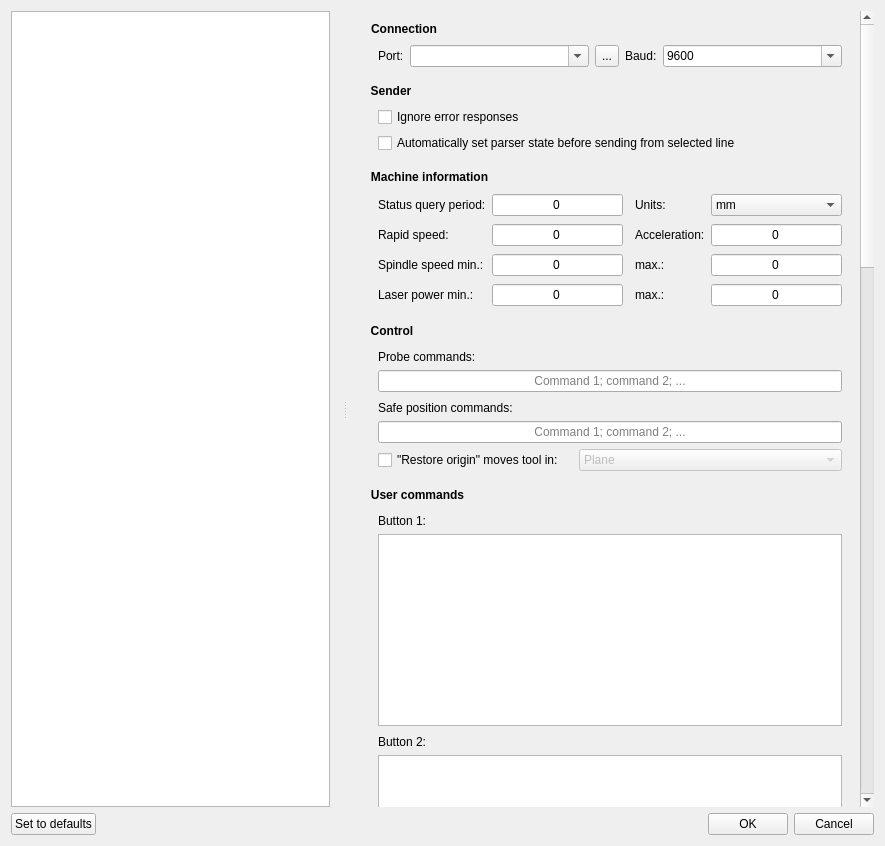
This is src/frmsettings.ui in Denvi/Candle as Qt 5 draws it before an edit. The edited form follows.
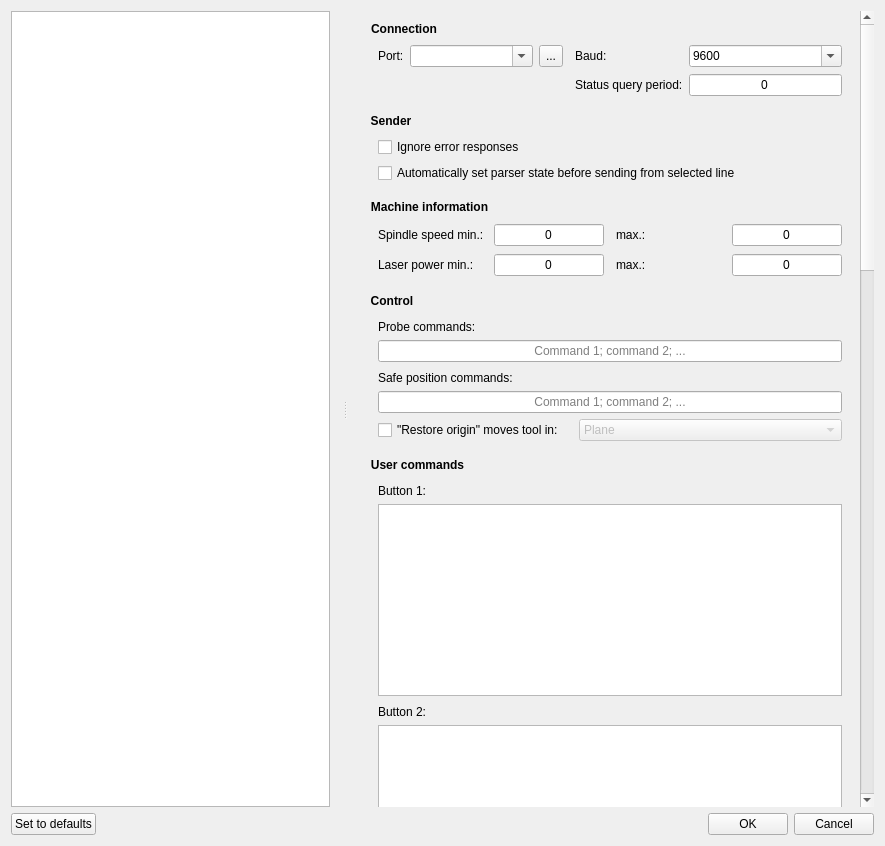
This is the edited form. Icons and pictures are not drawn. Custom widgets are drawn as their Qt base class.

Commit message: Units, rapid speed, acceleration settings removed. Determined auto after each reset.

Diff of the .ui file:
```diff
--- a/src/frmsettings.ui
+++ b/src/frmsettings.ui
@@ -87,9 +87,9 @@
        <property name="geometry">
         <rect>
          <x>0</x>
-         <y>-1023</y>
+         <y>0</y>
          <width>543</width>
-         <height>2939</height>
+         <height>2914</height>
         </rect>
        </property>
        <layout class="QVBoxLayout" name="verticalLayout_4">
@@ -100,49 +100,22 @@
           </property>
           <layout class="QVBoxLayout" name="verticalLayout">
            <item>
-            <layout class="QHBoxLayout" name="horizontalLayout_3" stretch="0,1,0,0,1">
-             <item>
-              <widget class="QLabel" name="label">
-               <property name="text">
-                <string>Port:</string>
-               </property>
-              </widget>
-             </item>
-             <item>
-              <widget class="QComboBox" name="cboPort">
-               <property name="editable">
-                <bool>true</bool>
-               </property>
-              </widget>
-             </item>
-             <item>
-              <widget class="QToolButton" name="cmdRefresh">
-               <property name="sizePolicy">
-                <sizepolicy hsizetype="Fixed" vsizetype="Expanding">
-                 <horstretch>0</horstretch>
-                 <verstretch>0</verstretch>
-                </sizepolicy>
-               </property>
-               <property name="styleSheet">
-                <string notr="true">padding: 0 1 0 2;</string>
-               </property>
-               <property name="text">
-                <string>...</string>
-               </property>
-               <property name="icon">
-                <iconset resource="images.qrc">
-                 <normaloff>:/images/restart.png</normaloff>:/images/restart.png</iconset>
-               </property>
-              </widget>
-             </item>
-             <item>
+            <layout class="QGridLayout" name="gridLayout_8" columnstretch="0,1,0,0,1">
+             <item row="0" column="3">
               <widget class="QLabel" name="label_2">
                <property name="text">
                 <string>Baud:</string>
                </property>
               </widget>
              </item>
-             <item>
+             <item row="0" column="0">
+              <widget class="QLabel" name="label">
+               <property name="text">
+                <string>Port:</string>
+               </property>
+              </widget>
+             </item>
+             <item row="0" column="4">
               <widget class="QComboBox" name="cboBaud">
                <property name="editable">
                 <bool>true</bool>
@@ -182,6 +155,81 @@
                </item>
               </widget>
              </item>
+             <item row="0" column="1">
+              <layout class="QHBoxLayout" name="horizontalLayout_3" stretch="1,0">
+               <item>
+                <widget class="QComboBox" name="cboPort">
+                 <property name="editable">
+                  <bool>true</bool>
+                 </property>
+                </widget>
+               </item>
+               <item>
+                <widget class="QToolButton" name="cmdRefresh">
+                 <property name="sizePolicy">
+                  <sizepolicy hsizetype="Fixed" vsizetype="Expanding">
+                   <horstretch>0</horstretch>
+                   <verstretch>0</verstretch>
+                  </sizepolicy>
+                 </property>
+                 <property name="styleSheet">
+                  <string notr="true">padding: 0 1 0 2;</string>
+                 </property>
+                 <property name="text">
+                  <string>...</string>
+                 </property>
+                 <property name="icon">
+                  <iconset resource="images.qrc">
+                   <normaloff>:/images/restart.png</normaloff>:/images/restart.png</iconset>
+                 </property>
+                </widget>
+               </item>
+              </layout>
+             </item>
+             <item row="0" column="2">
+              <spacer name="horizontalSpacer_7">
+               <property name="orientation">
+                <enum>Qt::Horizontal</enum>
+               </property>
+               <property name="sizeType">
+                <enum>QSizePolicy::Fixed</enum>
+               </property>
+               <property name="sizeHint" stdset="0">
+                <size>
+                 <width>6</width>
+                 <height>20</height>
+                </size>
+               </property>
+              </spacer>
+             </item>
+             <item row="1" column="3">
+              <widget class="QLabel" name="label_11">
+               <property name="text">
+                <string>Status query period:</string>
+               </property>
+               <property name="wordWrap">
+                <bool>true</bool>
+               </property>
+              </widget>
+             </item>
+             <item row="1" column="4">
+              <widget class="QSpinBox" name="txtQueryStateTime">
+               <property name="font">
+                <font>
+                 <pointsize>9</pointsize>
+                </font>
+               </property>
+               <property name="alignment">
+                <set>Qt::AlignCenter</set>
+               </property>
+               <property name="buttonSymbols">
+                <enum>QAbstractSpinBox::NoButtons</enum>
+               </property>
+               <property name="maximum">
+                <number>9999</number>
+               </property>
+              </widget>
+             </item>
             </layout>
            </item>
           </layout>
@@ -217,102 +265,9 @@
           </property>
           <layout class="QVBoxLayout" name="verticalLayout_5">
            <item>
-            <layout class="QGridLayout" name="gridLayout_2" columnstretch="0,1,0,0,1">
-             <item row="2" column="1">
-              <widget class="QSpinBox" name="txtSpindleSpeedMin">
-               <property name="font">
-                <font>
-                 <pointsize>9</pointsize>
-                </font>
-               </property>
-               <property name="alignment">
-                <set>Qt::AlignCenter</set>
-               </property>
-               <property name="buttonSymbols">
-                <enum>QAbstractSpinBox::NoButtons</enum>
-               </property>
-               <property name="maximum">
-                <number>99999</number>
-               </property>
-              </widget>
-             </item>
-             <item row="0" column="0">
-              <widget class="QLabel" name="label_11">
-               <property name="text">
-                <string>Status query period:</string>
-               </property>
-              </widget>
-             </item>
-             <item row="0" column="1">
-              <widget class="QSpinBox" name="txtQueryStateTime">
-               <property name="font">
-                <font>
-                 <pointsize>9</pointsize>
-                </font>
-               </property>
-               <property name="alignment">
-                <set>Qt::AlignCenter</set>
-               </property>
-               <property name="buttonSymbols">
-                <enum>QAbstractSpinBox::NoButtons</enum>
-               </property>
-               <property name="maximum">
-                <number>9999</number>
-               </property>
-              </widget>
-             </item>
-             <item row="0" column="4">
-              <widget class="QComboBox" name="cboUnits">
-               <property name="sizePolicy">
-                <sizepolicy hsizetype="Expanding" vsizetype="Fixed">
-                 <horstretch>0</horstretch>
-                 <verstretch>0</verstretch>
-                </sizepolicy>
-               </property>
-               <item>
-                <property name="text">
-                 <string>mm</string>
-                </property>
-               </item>
-               <item>
-                <property name="text">
-                 <string>inch</string>
-                </property>
-               </item>
-              </widget>
-             </item>
-             <item row="0" column="2">
-              <spacer name="horizontalSpacer_6">
-               <property name="orientation">
-                <enum>Qt::Horizontal</enum>
-               </property>
-               <property name="sizeType">
-                <enum>QSizePolicy::Fixed</enum>
-               </property>
-               <property name="sizeHint" stdset="0">
-                <size>
-                 <width>6</width>
-                 <height>20</height>
-                </size>
-               </property>
-              </spacer>
-             </item>
-             <item row="0" column="3">
-              <widget class="QLabel" name="label_15">
-               <property name="text">
-                <string>Units:</string>
-               </property>
-              </widget>
-             </item>
-             <item row="1" column="0">
-              <widget class="QLabel" name="label_10">
-               <property name="text">
-                <string>Rapid speed:</string>
-               </property>
-              </widget>
-             </item>
+            <layout class="QGridLayout" name="gridLayout_2" columnstretch="0,0,0,0,0">
              <item row="1" column="1">
-              <widget class="QSpinBox" name="txtRapidSpeed">
+              <widget class="QSpinBox" name="txtSpindleSpeedMin">
                <property name="font">
                 <font>
                  <pointsize>9</pointsize>
@@ -330,31 +285,6 @@
               </widget>
              </item>
              <item row="1" column="3">
-              <widget class="QLabel" name="label_14">
-               <property name="text">
-                <string>Acceleration:</string>
-               </property>
-              </widget>
-             </item>
-             <item row="1" column="4">
-              <widget class="QSpinBox" name="txtAcceleration">
-               <property name="font">
-                <font>
-                 <pointsize>9</pointsize>
-                </font>
-               </property>
-               <property name="alignment">
-                <set>Qt::AlignCenter</set>
-               </property>
-               <property name="buttonSymbols">
-                <enum>QAbstractSpinBox::NoButtons</enum>
-               </property>
-               <property name="maximum">
-                <number>99999</number>
-               </property>
-              </widget>
-             </item>
-             <item row="2" column="3">
               <widget class="QLabel" name="label_13">
                <property name="text">
                 <string>max.:</string>
@@ -362,13 +292,20 @@
               </widget>
              </item>
              <item row="2" column="0">
+              <widget class="QLabel" name="label_18">
+               <property name="text">
+                <string>Laser power min.:</string>
+               </property>
+              </widget>
+             </item>
+             <item row="1" column="0">
               <widget class="QLabel" name="label_12">
                <property name="text">
                 <string>Spindle speed min.:</string>
                </property>
               </widget>
              </item>
-             <item row="2" column="4">
+             <item row="1" column="4">
               <widget class="QSpinBox" name="txtSpindleSpeedMax">
                <property name="font">
                 <font>
@@ -386,39 +323,32 @@
                </property>
               </widget>
              </item>
-             <item row="3" column="0">
-              <widget class="QLabel" name="label_18">
-               <property name="text">
-                <string>Laser power min.:</string>
-               </property>
-              </widget>
-             </item>
-             <item row="3" column="1">
-              <widget class="QSpinBox" name="txtLaserPowerMin">
-               <property name="font">
-                <font>
-                 <pointsize>9</pointsize>
-                </font>
-               </property>
-               <property name="alignment">
-                <set>Qt::AlignCenter</set>
-               </property>
-               <property name="buttonSymbols">
-                <enum>QAbstractSpinBox::NoButtons</enum>
-               </property>
-               <property name="maximum">
-                <number>99999</number>
-               </property>
-              </widget>
-             </item>
-             <item row="3" column="3">
+             <item row="2" column="3">
               <widget class="QLabel" name="label_35">
                <property name="text">
                 <string>max.:</string>
                </property>
               </widget>
              </item>
-             <item row="3" column="4">
+             <item row="2" column="1">
+              <widget class="QSpinBox" name="txtLaserPowerMin">
+               <property name="font">
+                <font>
+                 <pointsize>9</pointsize>
+                </font>
+               </property>
+               <property name="alignment">
+                <set>Qt::AlignCenter</set>
+               </property>
+               <property name="buttonSymbols">
+                <enum>QAbstractSpinBox::NoButtons</enum>
+               </property>
+               <property name="maximum">
+                <number>99999</number>
+               </property>
+              </widget>
+             </item>
+             <item row="2" column="4">
               <widget class="QSpinBox" name="txtLaserPowerMax">
                <property name="font">
                 <font>
@@ -436,6 +366,22 @@
                </property>
               </widget>
              </item>
+             <item row="1" column="2">
+              <spacer name="horizontalSpacer_6">
+               <property name="orientation">
+                <enum>Qt::Horizontal</enum>
+               </property>
+               <property name="sizeType">
+                <enum>QSizePolicy::Fixed</enum>
+               </property>
+               <property name="sizeHint" stdset="0">
+                <size>
+                 <width>6</width>
+                 <height>20</height>
+                </size>
+               </property>
+              </spacer>
+             </item>
             </layout>
            </item>
           </layout>
```
Left out of the diff: 1 changed line with no effect on the pictures. The commit also changes 3 other files.
